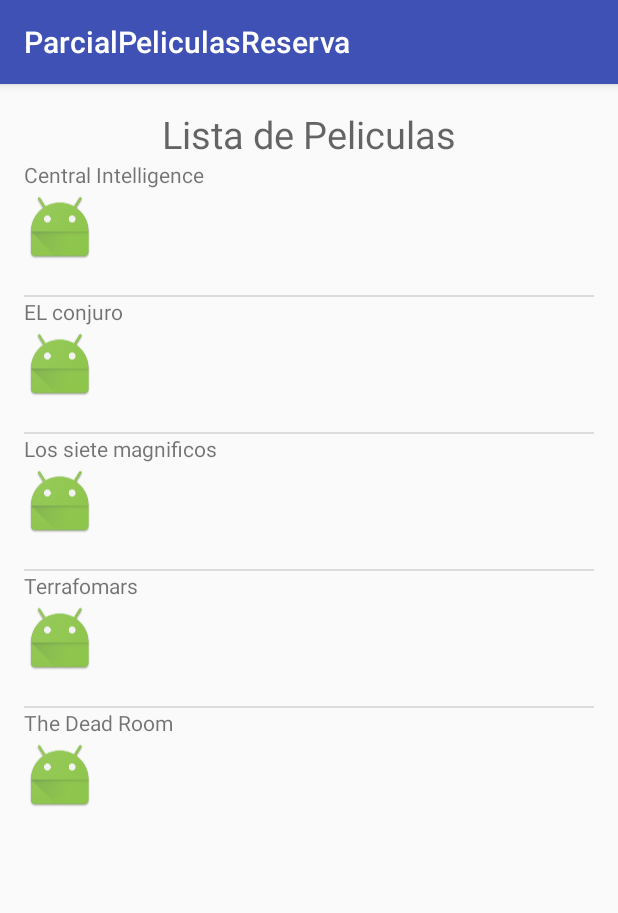
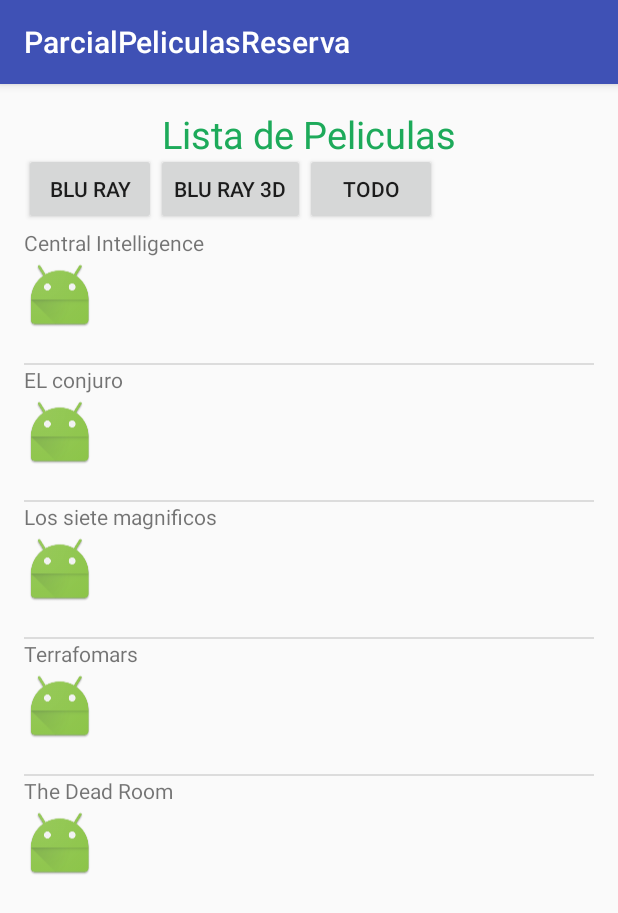
Before and after one commit to kapc0403/ParcialPeliculasReserva, an Android app: the Reserva screen opened directly, with no data from a screen before it, after a tap on "OK", on a phone screen of 412 x 824 dp. Shown: the top 913 px of the screen. Run offline under Robolectric (Android 15) with nearby library versions, the phone set to English and light mode, and no system bars; 1 other tap on this screen came first.

Commit message:
Reserva Parte Full

```diff
--- a/app/src/main/AndroidManifest.xml
+++ b/app/src/main/AndroidManifest.xml
@@ -26,7 +26,8 @@
             android:value="@integer/google_play_services_version" />
 
         <activity android:name=".Reserva" />
-        <activity android:name=".InfoPelicula"></activity>
+        <activity android:name=".InfoPelicula" />
+        <activity android:name=".Contacto"></activity>
     </application>
 
 </manifest>
--- a/app/src/main/java/reserva_peliculas_parcial/com/parcialpeliculasreserva/InfoPelicula.java
+++ b/app/src/main/java/reserva_peliculas_parcial/com/parcialpeliculasreserva/InfoPelicula.java
@@ -14,6 +14,7 @@ public class InfoPelicula extends AppCompatActivity {
 
     private TextView etNombrePelicula, etduracion, etgenero, etcalidad, etsinopsis, etranking;
     String nombrePeli, duracion, genero, calidad, sinopsis, ranking, costo;
+    String nombreUsuario;
 
     @Override
     protected void onCreate(Bundle savedInstanceState) {
@@ -22,6 +23,7 @@ public class InfoPelicula extends AppCompatActivity {
 
         //Recibo las variables del intent anterior para usarlas
         String nombrepelicula = getIntent().getStringExtra("nombrepelicula");
+        nombreUsuario = getIntent().getStringExtra("user");
 
         DBHelper admin = new DBHelper(this, "Unac", null,1);
         SQLiteDatabase db=admin.getWritableDatabase();
@@ -61,6 +63,7 @@ public class InfoPelicula extends AppCompatActivity {
         Intent ven = new Intent(this, Reserva.class);
         ven.putExtra("nombrePelicula", nombrePeli);
         ven.putExtra("costo", costo);
+        ven.putExtra("user", nombreUsuario);
         startActivity(ven);
     }
 }
--- a/app/src/main/java/reserva_peliculas_parcial/com/parcialpeliculasreserva/Reserva.java
+++ b/app/src/main/java/reserva_peliculas_parcial/com/parcialpeliculasreserva/Reserva.java
@@ -21,7 +21,7 @@ import java.util.Date;
 public class Reserva extends AppCompatActivity {
 
     EditText et1,et2, et3, et4, et5;
-    String nombre, costoPelicula;
+    String nombre, costoPelicula, nombreUsuario, consulta;
 
     @Override
     protected void onCreate(Bundle savedInstanceState) {
@@ -30,6 +30,9 @@ public class Reserva extends AppCompatActivity {
 
         nombre = getIntent().getStringExtra("nombrePelicula");
         costoPelicula = getIntent().getStringExtra("costo");
+        nombreUsuario = getIntent().getStringExtra("user");
+
+        consulta = "SELECT * FROM peliculas ORDER BY nombrepeli ASC";
 
         et1 = (EditText) findViewById(R.id.et1);
         et2 = (EditText) findViewById(R.id.et2);
@@ -37,6 +40,7 @@ public class Reserva extends AppCompatActivity {
         et4 = (EditText) findViewById(R.id.et4);
         et5 = (EditText) findViewById(R.id.et5);
         //Se le envia al campo et2(Nombre Pelicula) la variable que traemos con el intent
+        et1.setText(nombreUsuario);
         et2.setText(nombre);
     }
 
@@ -65,12 +69,14 @@ public class Reserva extends AppCompatActivity {
 
                 new AlertDialog.Builder(Reserva.this)
                 .setTitle("Reserva Exitosa")
-                .setMessage(usuarioQreserva+", acabas de reservas la pelicula - "+ nombrePelicula+" -. Desde el "+fechaInicio+" hasta el "+fechaFin+" con un costo total de $"+ costoCalculado)
+                .setMessage(usuarioQreserva+", acabas de reservar la pelicula - "+ nombrePelicula+" -. Desde el "+fechaInicio+" hasta el "+fechaFin+" con un costo total de $"+ costoCalculado)
                 .setCancelable(false)
                 .setPositiveButton("ok", new DialogInterface.OnClickListener() {
                     @Override
                     public void onClick(DialogInterface dialog, int which) {
                         Intent ven = new Intent(Reserva.this, listaPeliculas.class);
+                        ven.putExtra("user", nombreUsuario);
+                        ven.putExtra("consulta", consulta);
                         startActivity(ven);
                     }
                 }).create().show();
--- a/app/src/main/java/reserva_peliculas_parcial/com/parcialpeliculasreserva/listaPeliculas.java
+++ b/app/src/main/java/reserva_peliculas_parcial/com/parcialpeliculasreserva/listaPeliculas.java
@@ -24,18 +24,21 @@ import java.util.List;
 public class listaPeliculas extends AppCompatActivity {
     Cursor registros;
     //Encapsulo en variables los datos de la pelicula que esta en el do while paa pasarlos por intent al infopelicula
-    String nombrepelicula;
+    String nombrepelicula, nombreusuario, consulta;
 
     @Override
     protected void onCreate(Bundle savedInstanceState) {
         super.onCreate(savedInstanceState);
         setContentView(R.layout.activity_lista_peliculas);
 
+        consulta = getIntent().getStringExtra("consulta");
+        nombreusuario = getIntent().getStringExtra("user");
+        nombreusuario = getIntent().getStringExtra("user");
+
         ArrayList<String> pelis = new ArrayList<>();
         DBHelper admin = new DBHelper(this, "Unac", null,1);
         SQLiteDatabase db=admin.getWritableDatabase();
-        String q = "SELECT * FROM peliculas ORDER BY nombrepeli ASC";
-        registros = db.rawQuery(q, null);
+        registros = db.rawQuery(consulta, null);
         if (registros.moveToFirst()) {
             do {
                 pelis.add(registros.getString(1));
@@ -57,11 +60,41 @@ public class listaPeliculas extends AppCompatActivity {
             ViewGroup vg = (ViewGroup) view;
             TextView tv = (TextView) vg.findViewById(R.id.txt);
             Intent ven = new Intent(listaPeliculas.this, InfoPelicula.class);
-            nombrepelicula = tv.getText().toString() ;
+            nombrepelicula = tv.getText().toString();
             ven.putExtra("nombrepelicula", nombrepelicula);
+            ven.putExtra("user", nombreusuario);
             startActivity(ven);
 
         }
     }
 
+    public void bluray(View v){
+        consulta = "SELECT * FROM peliculas where calidad = 'Blu Ray'";
+        Intent ven = new Intent(this, listaPeliculas.class);
+        ven.putExtra("user", nombreusuario);
+        ven.putExtra("consulta", consulta);
+        startActivity(ven);
+    }
+
+    public void bluray3d(View v){
+        consulta = "SELECT * FROM peliculas where calidad = 'Blu Ray 3D'";
+        Intent ven = new Intent(this, listaPeliculas.class);
+        ven.putExtra("user", nombreusuario);
+        ven.putExtra("consulta", consulta);
+        startActivity(ven);
+    }
+
+    public void todo(View v){
+        consulta = "SELECT * FROM peliculas ORDER BY nombrepeli ASC";
+        Intent ven = new Intent(this, listaPeliculas.class);
+        ven.putExtra("user", nombreusuario);
+        ven.putExtra("consulta", consulta);
+        startActivity(ven);
+    }
+
+
+
+
+
+
 }
--- a/app/src/main/res/layout/activity_lista_peliculas.xml
+++ b/app/src/main/res/layout/activity_lista_peliculas.xml
@@ -17,12 +17,43 @@
         android:id="@+id/textView4"
         android:layout_alignParentTop="true"
         android:layout_centerHorizontal="true"
-        android:textSize="25dp" />
+        android:textSize="25dp"
+        android:textColor="#1daa5a" />
 
     <ListView
         android:layout_width="wrap_content"
         android:layout_height="wrap_content"
         android:id="@+id/list"
-        android:layout_below="@+id/textView4"
-        android:layout_alignParentStart="true" />
+        android:layout_alignParentStart="true"
+        android:layout_marginTop="80dp" />
+
+    <Button
+        android:layout_width="wrap_content"
+        android:layout_height="wrap_content"
+        android:text="Blu Ray"
+        android:id="@+id/button6"
+        android:layout_alignParentTop="true"
+        android:layout_alignParentStart="true"
+        android:onClick="bluray"
+        android:layout_marginTop="30dp" />
+
+    <Button
+        android:layout_width="wrap_content"
+        android:layout_height="wrap_content"
+        android:text="Blu Ray 3D"
+        android:id="@+id/button7"
+        android:layout_alignBottom="@+id/button6"
+        android:layout_toEndOf="@+id/button6"
+        android:onClick="bluray3d"
+        android:layout_marginTop="30dp" />
+
+    <Button
+        android:layout_width="wrap_content"
+        android:layout_height="wrap_content"
+        android:text="Todo"
+        android:id="@+id/button8"
+        android:layout_alignBottom="@+id/button7"
+        android:layout_toEndOf="@+id/button7"
+        android:onClick="todo"
+        android:layout_marginTop="30dp" />
 </RelativeLayout>
--- a/app/src/main/res/layout/activity_registro.xml
+++ b/app/src/main/res/layout/activity_registro.xml
@@ -91,7 +91,8 @@
         android:id="@+id/btnRegistrar"
         android:onClick="registrar"
         android:layout_below="@+id/etContraseña"
-        android:layout_alignParentStart="true" />
+        android:layout_alignParentStart="true"
+        android:background="#FF2BC66E" />
 
     <Button
         android:layout_width="wrap_content"
@@ -101,7 +102,8 @@
         android:layout_alignTop="@+id/btnRegistrar"
         android:layout_alignParentEnd="true"
         android:layout_toEndOf="@+id/textView5"
-        android:onClick="cancelar" />
+        android:onClick="cancelar"
+        android:background="#eb5a5a" />
 
     <EditText
         android:layout_width="wrap_content"
```
Also changed, not shown: app/src/main/java/reserva_peliculas_parcial/com/parcialpeliculasreserva/Contacto.java (added, +13 -0 lines), app/src/main/java/reserva_peliculas_parcial/com/parcialpeliculasreserva/MainActivity.java (+11 -4 lines), app/src/main/res/layout/activity_contacto.xml (added, +49 -0 lines), app/src/main/res/layout/activity_main.xml (+18 -4 lines), app/src/main/res/layout/activity_reserva.xml (+5 -5 lines), app/src/main/res/drawable/mapa1.png (added), app/src/main/res/drawable/mapa2.png (added), 1 other file.
